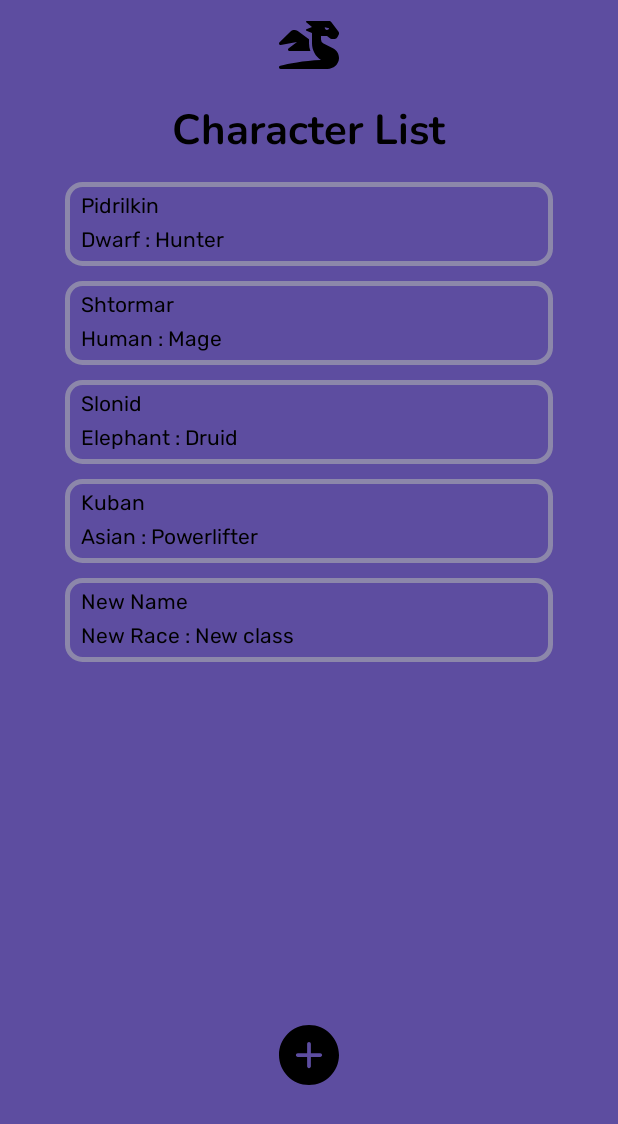
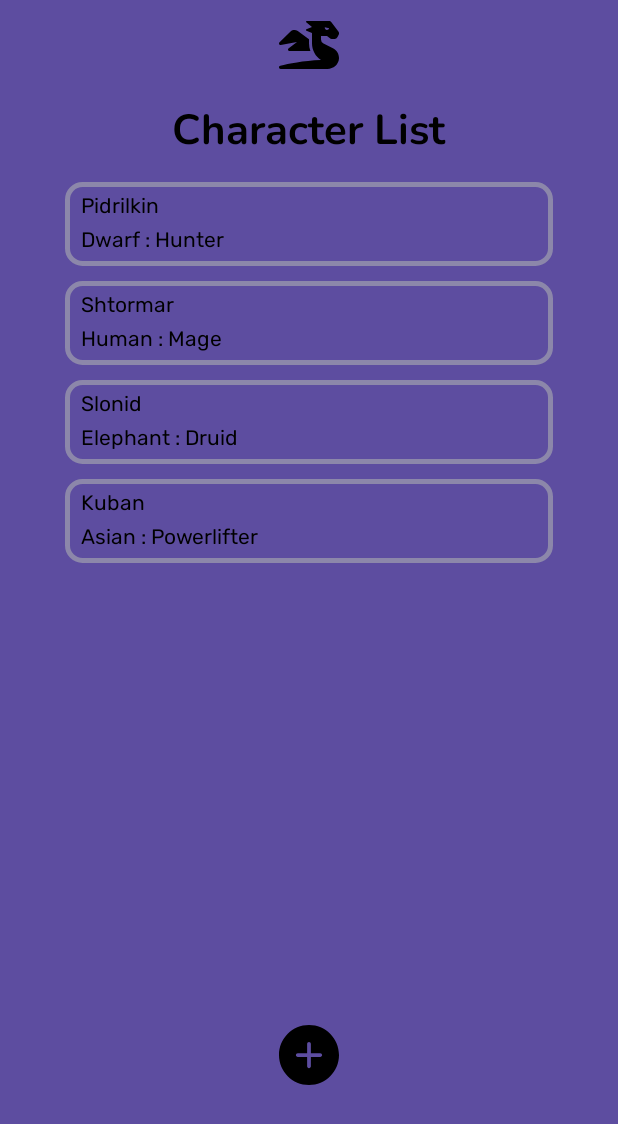
Before and after one commit to WadKos/dnd-character-app, an Android app: the screen it shows after launch (MainActivity), on a phone screen of 412 x 824 dp. Shown: the top 1124 px of the screen. Run offline under Robolectric (Android 15) with nearby library versions, the phone set to English and light mode, and no system bars.

```diff
--- a/app/src/main/java/ru/akostiuchek/dnd_application/Character.kt
+++ b/app/src/main/java/ru/akostiuchek/dnd_application/Character.kt
@@ -1,6 +1,7 @@
 package ru.akostiuchek.dnd_application
 
 data class Character(
+//    var id: Int,
     var characterName: String,
     var characterRace: String,
     var characterClass: String,
--- a/app/src/main/java/ru/akostiuchek/dnd_application/MainActivity.kt
+++ b/app/src/main/java/ru/akostiuchek/dnd_application/MainActivity.kt
@@ -1,53 +1,33 @@
 package ru.akostiuchek.dnd_application
 
+import android.content.Context
 import android.content.Intent
 import androidx.appcompat.app.AppCompatActivity
 import android.os.Bundle
 import android.widget.Button
 import android.widget.ImageView
+import android.widget.TextView
+import androidx.core.util.rangeTo
 import androidx.recyclerview.widget.LinearLayoutManager
 import androidx.recyclerview.widget.RecyclerView
+import org.json.JSONArray
+import org.json.JSONObject
 import ru.akostiuchek.dnd_application.Character
-//import ru.akostiuchek.dnd_application.ActivityMain
+import java.io.IOException
+import java.io.InputStream
 
 class MainActivity : AppCompatActivity() {
 
     private lateinit var newRecyclerView: RecyclerView
-    lateinit var newArrayList: ArrayList<Character>
-    lateinit var characterName : Array<String>
-    lateinit var characterRace : Array<String>
-    lateinit var characterClass : Array<String>
+    private lateinit var newArrayList: ArrayList<Character>
+    private var jsonName: String = "characters.json"
 
-//    private var _binding: ActivityLearnWordBinding? = null
-//    private val binding
-//        get() = _binding ?: throw IllegalStateException("Binding for ActivityLearnWordBinding must not be null")
+
+//    private var jsonArray: JSONArray = JSONArray(readJson())
 
     override fun onCreate(savedInstanceState: Bundle?) {
         super.onCreate(savedInstanceState)
         setContentView(R.layout.activity_main)
-
-
-        characterName = arrayOf(
-            "Pidrilkin",
-            "Shtormar",
-            "Slonid",
-            "Kuban",
-        )
-
-        characterRace = arrayOf(
-            "Dwarf",
-            "Human",
-            "Elephant",
-            "Asian",
-        )
-
-        characterClass = arrayOf(
-            "Hunter",
-            "Mage",
-            "Druid",
-            "Powerlifter",
-
-        )
 
         newRecyclerView = findViewById(R.id.recyclerView)
         newRecyclerView.layoutManager = LinearLayoutManager(this)
@@ -55,15 +35,6 @@ class MainActivity : AppCompatActivity() {
 
         newArrayList = arrayListOf<Character>()
         getUserData()
-
-        val newCharacterName : String = intent.getStringExtra("name") ?: "New Name"
-        val newCharacterRace : String = intent.getStringExtra("race") ?: "New Race"
-        val newCharacterClass : String = intent.getStringExtra("class") ?: "New class"
-
-
-        val newCharacter : Character = Character(newCharacterName, newCharacterRace, newCharacterClass)
-
-        newArrayList.add(newCharacter)
 
         val btnAdd : ImageView = findViewById(R.id.icPlus)
         btnAdd.setOnClickListener {
@@ -74,11 +45,30 @@ class MainActivity : AppCompatActivity() {
     }
 
     private fun getUserData() {
-        for (i in characterName.indices) {
-            val character = Character(characterName[i], characterRace[i], characterClass[i])
-            newArrayList.add(character)
+        var json: String? = null
+
+        try {
+            val inputStream: InputStream = assets.open(jsonName)
+            json = inputStream.bufferedReader().use { it.readText() }
+
+            val jsonArray = JSONArray(json)
+
+            for (i in 0..<jsonArray.length())
+            {
+                val jsonObject = jsonArray.getJSONObject(i)
+                val newCharacterName = jsonObject.getString("name")
+                val newCharacterRace = jsonObject.getString("race")
+                val newCharacterClass = jsonObject.getString("class")
+                newArrayList.add(Character(newCharacterName, newCharacterRace, newCharacterClass))
+            }
+
+            newRecyclerView.adapter = MyAdapter(newArrayList)
+
+
+        } catch (_: IOException)
+        {
+            val textHead : TextView = findViewById(R.id.tvHeader)
+            textHead.text = "ERROR"
         }
-
-        newRecyclerView.adapter = MyAdapter(newArrayList)
     }
 }
```
Also changed, not shown: app/src/main/assets/characters.json (added, +26 -0 lines).
